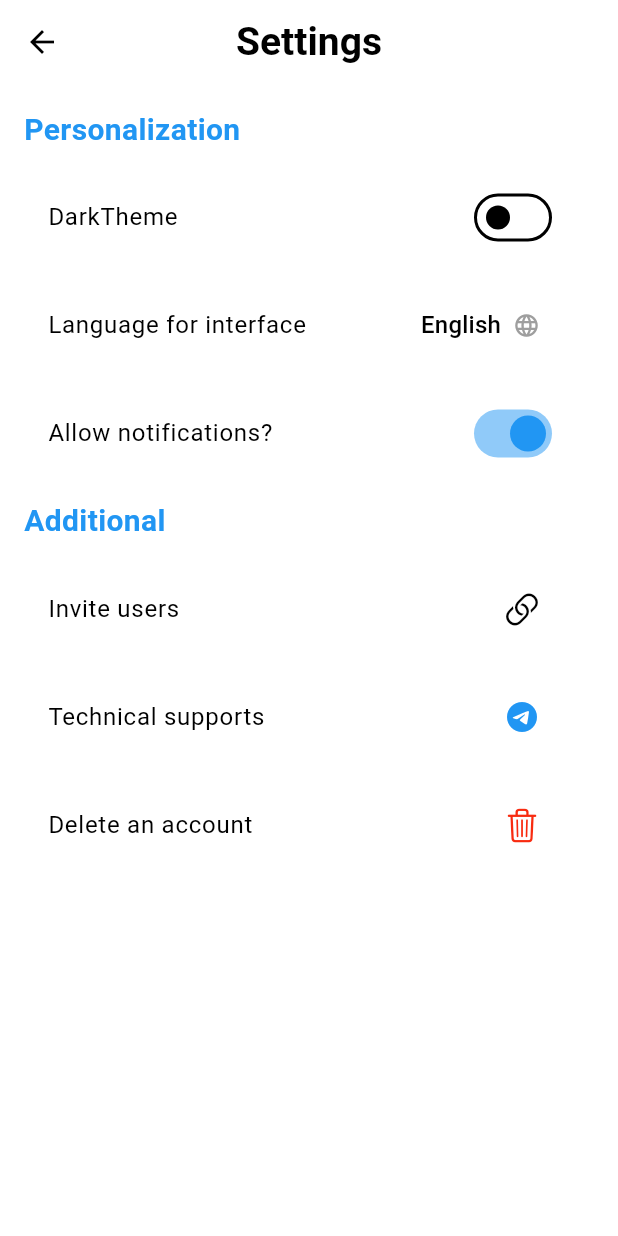
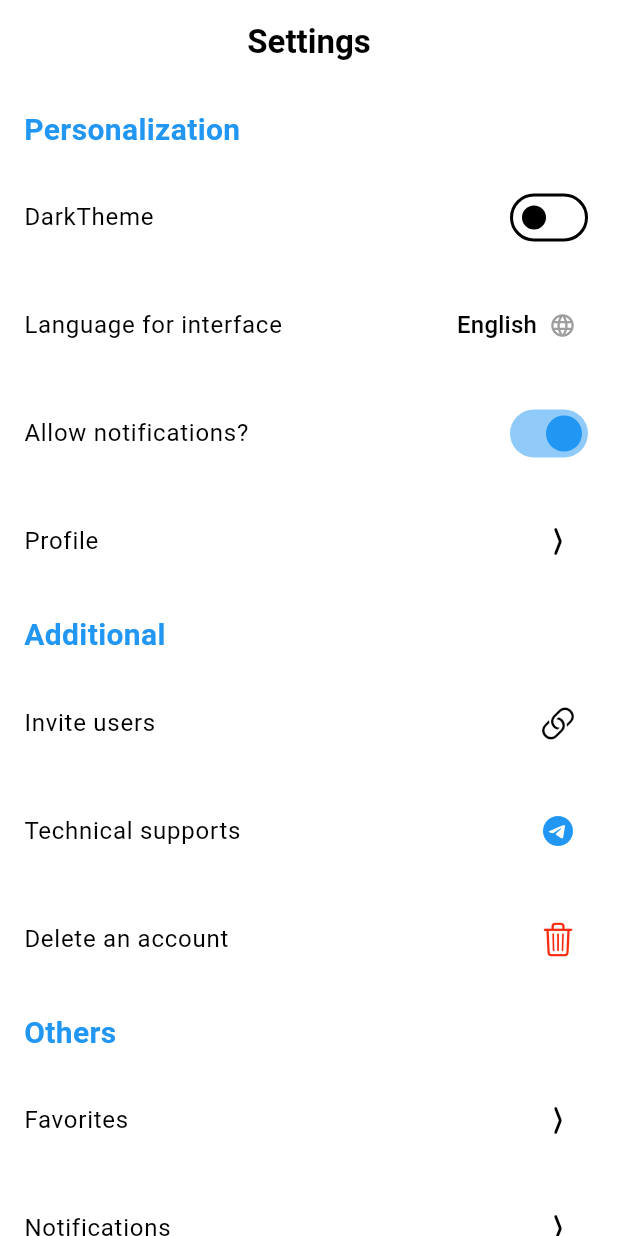
Before and after one commit to EgorSborschikov/Interest, a Flutter app: the SettingsPage screen opened directly, on a phone screen of 412 x 824 dp. Run offline on Flutter 3.47's test engine with Material 3 defaults, Android fonts, the light colour scheme and no system bars; our stand-ins replace device_preview, shared_preferences, supabase_flutter, talker_flutter; accounts and stored records are empty; generated files the repository leaves out were written again.

Commit message:
hotfix and mini redesign

```diff
--- a/mobile/interest/lib/features/additional_options/additional_options.dart
+++ /dev/null
@@ -1 +0,0 @@
-export 'view/view.dart';
--- a/mobile/interest/lib/features/additional_options/view/view.dart
+++ /dev/null
@@ -1 +0,0 @@
-export 'additional_options_page.dart';
--- a/mobile/interest/lib/features/profile/view/view.dart
+++ b/mobile/interest/lib/features/profile/view/view.dart
@@ -1 +1,2 @@
-export 'profile_page.dart';
+export 'profile_view_page.dart';
+export 'profile_edit_page.dart';
--- a/mobile/interest/lib/features/settings/view/settings_page.dart
+++ b/mobile/interest/lib/features/settings/view/settings_page.dart
@@ -1,34 +1,17 @@
-import 'package:flutter/cupertino.dart';
 import 'package:flutter/material.dart';
-import 'package:interest/features/home/home.dart';
 import 'package:interest/features/settings/widgets/settings_options.dart';
 import 'package:interest/ui/components/platform/platform.dart';
 import 'package:flutter_gen/gen_l10n/app_localizations.dart';
-import 'package:interest/ui/themes/themes.dart';
 
 class SettingsPage extends StatelessWidget{
   const SettingsPage({super.key});
 
   @override
   Widget build(BuildContext context) {
-    final theme = Theme.of(context);
 
     return Scaffold(
       appBar: PlatformAppBar(
         title: AppLocalizations.of(context)!.settings,
-        child: IconButton(
-          onPressed: () {
-            Navigator.push(
-              context,
-              MaterialPageRoute(
-                builder: (context) => HomePage(),
-              ),
-            );
-          },
-          icon: theme.isMaterial
-            ? Icon(Icons.arrow_back, color: theme.colorScheme.onSurface)
-            : Icon(CupertinoIcons.back, color: theme.colorScheme.onSurface)
-        ),
       ),
       body: SafeArea(
         child: Padding(
--- a/mobile/interest/lib/features/settings/widgets/settings_options.dart
+++ b/mobile/interest/lib/features/settings/widgets/settings_options.dart
@@ -4,7 +4,9 @@ import 'package:flutter_gen/gen_l10n/app_localizations.dart';
 import 'package:interest/ui/components/platform/platform.dart';
 import 'package:interest/ui/themes/themes.dart';
 import 'package:provider/provider.dart';
+import 'package:talker_flutter/talker_flutter.dart';
 import '../../../ui/themes/theme_provider.dart';
+import '../../profile/profile.dart';
 
 class SettingsOptions extends StatelessWidget{
   const SettingsOptions({super.key});
@@ -19,6 +21,7 @@ class SettingsOptions extends StatelessWidget{
 
   @override
   Widget build(BuildContext context) {
+    final talker = TalkerFlutter.init();
     final theme = Theme.of(context);
 
     return Column(
@@ -60,6 +63,21 @@ class SettingsOptions extends StatelessWidget{
           ),
         ),
         const SizedBox(height: 16.0),
+        PlatformSettingsOptionsTile(
+          title: AppLocalizations.of(context)!.profile,
+          child: IconButton(
+            onPressed: () {
+              Navigator.push(
+                context,
+                MaterialPageRoute(
+                  builder: (context) => ProfileViewPage()
+                ),
+              );
+            },
+            icon: Icon(CupertinoIcons.chevron_compact_right)
+          ),
+        ),
+        const SizedBox(height: 20.0),
         Text(
           AppLocalizations.of(context)!.additionalTerms,
           style: TextStyle(
@@ -104,6 +122,71 @@ class SettingsOptions extends StatelessWidget{
             )
           ),
         ),
+        const SizedBox(height: 20.0),
+        Text(
+          AppLocalizations.of(context)!.otherOptions,
+          style: TextStyle(
+            color: theme.primaryColor,
+            fontWeight: FontWeight.bold,
+            fontSize: 20
+          ),
+        ),
+        const SizedBox(height: 16.0),
+        PlatformSettingsOptionsTile(
+          title: AppLocalizations.of(context)!.favorites,
+          child: IconButton(
+            onPressed: () {
+              /*Navigator.push(
+                context,
+                MaterialPageRoute(
+                  builder: (context) => ProfilePage()
+                ),
+              );*/
+            },
+            icon: Icon(CupertinoIcons.chevron_compact_right)
+          ),
+        ),
+        const SizedBox(height: 16.0),
+        PlatformSettingsOptionsTile(
+          title: AppLocalizations.of(context)!.notifications,
+          child: IconButton(
+            onPressed: () {
+              /*Navigator.push(
+                context,
+                MaterialPageRoute(
+                  builder: (context) => ProfilePage()
+                ),
+              );*/
+            },
+            icon: Icon(CupertinoIcons.chevron_compact_right)
+          ),
+        ),
+        const SizedBox(height: 16.0),
+        PlatformSettingsOptionsTile(
+          title: AppLocalizations.of(context)!.logs,
+          child: IconButton(
+            onPressed: () {
+              Navigator.push(
+                context,
+                MaterialPageRoute(
+                  builder: (context) => TalkerScreen(
+                    talker: talker,
+                    appBarTitle: AppLocalizations.of(context)!.logs,
+                    theme: TalkerScreenTheme(
+                      backgroundColor: theme.colorScheme.surface,
+                      textColor: theme.colorScheme.onSurface,
+                    ),
+                    appBarLeading: theme.isMaterial
+                      ? IconButton(
+                          icon: Icon(Icons.arrow_back_ios_new_rounded), onPressed: () => Navigator.pop(context))
+                      : IconButton(icon:Icon(CupertinoIcons.chevron_back), onPressed: () => Navigator.pop(context)),
+                  ),
+                ),
+              );
+            },
+            icon: Icon(CupertinoIcons.chevron_compact_right)
+          ),
+        ),
       ],
     );
   }
--- a/mobile/interest/lib/l10n/app_en.arb
+++ b/mobile/interest/lib/l10n/app_en.arb
@@ -27,6 +27,8 @@
     "personalization" : "Personalization",
     "additionalTerms" : "Additional",
     "profile" : "Profile",
+    "profileData" : "Profile data",
+    "editProfile" : "Edit profile",
     "darkTheme" : "DarkTheme",
     "languageInterface" : "Language for interface",
     "deleteAccount" : "Delete an account",
--- a/mobile/interest/lib/l10n/app_ru.arb
+++ b/mobile/interest/lib/l10n/app_ru.arb
@@ -27,6 +27,8 @@
     "personalization" : "Персонализация",
     "additionalTerms" : "Дополнительно",
     "profile" : "Профиль",
+    "profileData" : "Данные профиля",
+    "editProfile" : "Редактировать профиль",
     "darkTheme" : "Тёмная тема",
     "languageInterface" : "Язык интерфейса",
     "deleteAccount" : "Удалить аккаунт",
--- a/mobile/interest/lib/ui/components/platform/platform_app_bar.dart
+++ b/mobile/interest/lib/ui/components/platform/platform_app_bar.dart
@@ -25,7 +25,7 @@ class PlatformAppBar extends StatelessWidget implements PreferredSizeWidget {
           style: TextStyle(
             color: theme.colorScheme.onSurface,
             fontWeight: FontWeight.w600,
-            fontSize: 26
+            fontSize: 22
           ),
         ),
         centerTitle: true,
@@ -34,7 +34,9 @@ class PlatformAppBar extends StatelessWidget implements PreferredSizeWidget {
           height: 50,
           child: child,
         ),*/
+        leading: child,
         actions: trailing,
+        automaticallyImplyLeading: false,
       );
     } else {
       return CupertinoNavigationBar(
--- a/mobile/interest/lib/ui/components/platform/platform_settings_options_tile.dart
+++ b/mobile/interest/lib/ui/components/platform/platform_settings_options_tile.dart
@@ -14,6 +14,7 @@ class PlatformSettingsOptionsTile extends StatelessWidget {
 
     if (theme.isMaterial) {
       return ListTile(
+        contentPadding: EdgeInsets.only(),
         title: Text(title),
         trailing: child,
       );
--- a/mobile/interest/lib/ui/themes/themes.dart
+++ b/mobile/interest/lib/ui/themes/themes.dart
@@ -12,7 +12,7 @@ ThemeData get lightTheme => ThemeData(
     secondary: Colors.blueAccent,
     surface: Colors.white, // Фон компонентов
     onSurface: Colors.black, // Цвет текста/иконок на surface
-    background: Colors.white, // Фон Scaffold
+    tertiary: Colors.grey.shade200
   ),
 );
 
@@ -25,7 +25,7 @@ ThemeData get darkTheme => ThemeData(
     secondary: Colors.blueAccent,
     surface: const Color.fromARGB(255, 29, 29, 29),
     onSurface: Colors.white,
-    background: const Color.fromARGB(255, 29, 29, 29),
+    tertiary: Colors.grey.shade500
   ),
 );
 
```
Also changed, not shown: mobile/interest/lib/features/additional_options/view/additional_options_page.dart (deleted, +0 -89 lines), mobile/interest/lib/features/home/view/home_page.dart (+4 -12 lines), mobile/interest/lib/features/profile/view/profile_edit_page.dart (added, +43 -0 lines), mobile/interest/lib/features/profile/view/profile_page.dart (deleted, +0 -32 lines), mobile/interest/lib/features/profile/view/profile_view_page.dart (added, +44 -0 lines), mobile/interest/lib/main.dart (+5 -4 lines), 2 other files.
